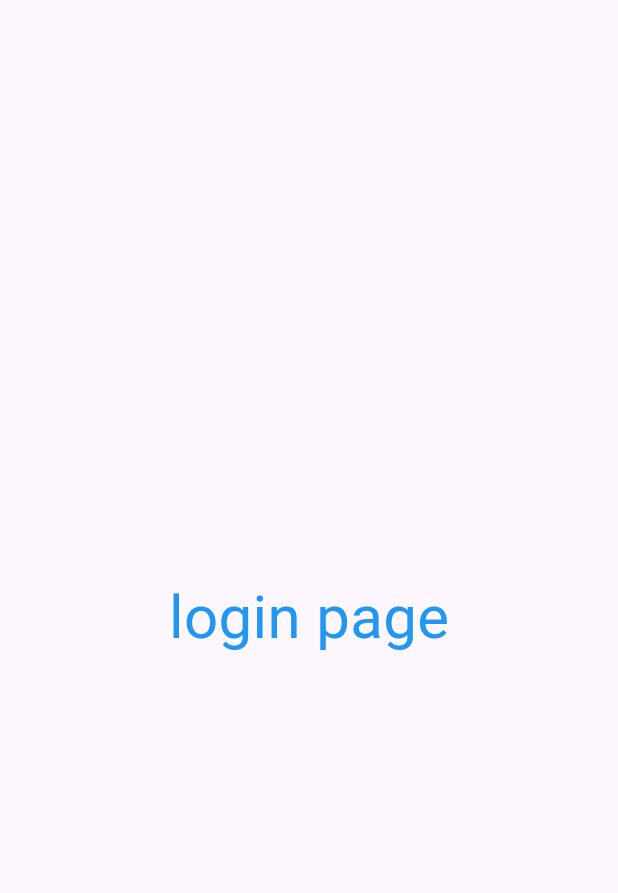
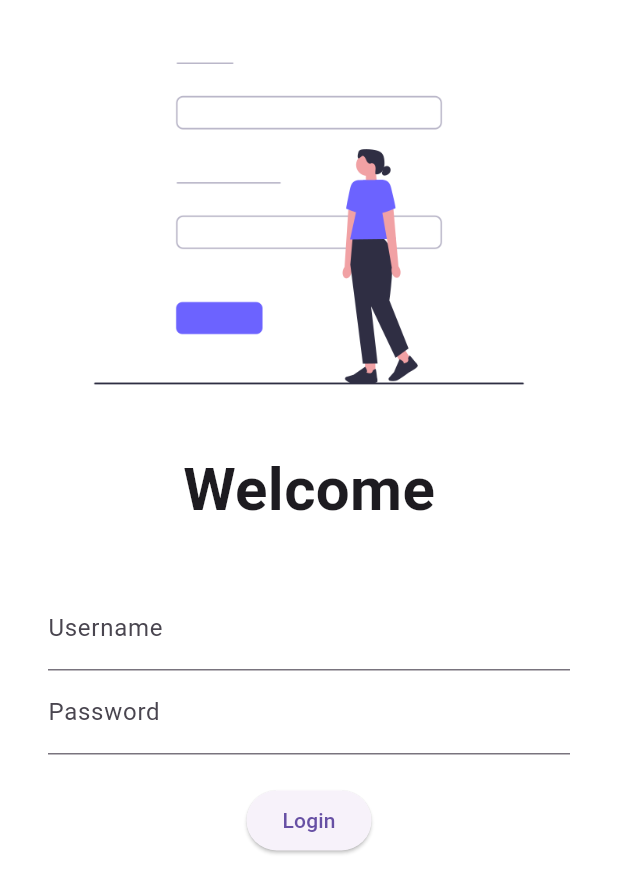
Before and after one commit to plakshay/Catalog-App, a Flutter app: the screen it shows after launch, on a phone screen of 412 x 824 dp. Shown: the top 893 px of the screen. Run offline on Flutter 3.47's test engine with Material 3 defaults, Android fonts, the phone set to English and light mode, and no system bars.

Commit message:
day 4 done

```diff
--- a/lib/main.dart
+++ b/lib/main.dart
@@ -16,7 +16,7 @@ class MyApp extends StatelessWidget {
         debugShowCheckedModeBanner: false,
         themeMode:ThemeMode.light ,
         theme: ThemeData(
-          primarySwatch: Colors.purple,
+          primarySwatch: Colors.deepPurple,
         ),
         darkTheme: ThemeData(
           brightness: Brightness.dark,
--- a/lib/screens/login_page.dart
+++ b/lib/screens/login_page.dart
@@ -6,14 +6,54 @@ class LoginPage extends StatelessWidget {
   @override
   Widget build(BuildContext context) {
     return Material(
-      child : Center(
-      child:Text("login page",
-      style: TextStyle(
-        fontSize: 40,
-        color: Colors.blue,
-      ),
-      ),
-      ),
+      color: Colors.white,
+      child : Column(
+        children: [
+          Image.asset("assets/images/login.png"),
+          Text(
+            "Welcome",
+            style: TextStyle(
+              fontSize: 40,
+              fontWeight: FontWeight.bold,
+            ),
+          ),
+          SizedBox(
+            height: 20 ,
+          ),
+          Padding(
+            padding: const EdgeInsets.symmetric(vertical:16.0, horizontal: 32.0),
+            child: Column(
+              children: [
+                TextFormField(
+                  decoration: InputDecoration(
+                    hintText: "Enter Username",
+                    labelText: "Username",
+                  ),
+                ),
+                TextFormField(
+                  obscureText: true,
+                  decoration: InputDecoration(
+                    hintText: "Enter Password",
+                    labelText: "Password",
+                  ),
+                ),
+                SizedBox(
+                  height: 20,
+                ),
+                ElevatedButton(
+                  // style: ButtonStyle(
+
+                  // ),
+                  onPressed: () {
+                    print("login button");
+                  },
+                child: Text("Login"),
+                )
+              ],
+            ),
+          ),
+        ],
+      )
     );
   }
 }
--- a/pubspec.yaml
+++ b/pubspec.yaml
@@ -59,9 +59,8 @@ flutter:
   uses-material-design: true
 
   # To add assets to your application, add an assets section, like this:
-  # assets:
-  #   - images/a_dot_burr.jpeg
-  #   - images/a_dot_ham.jpeg
+  assets:
+    - assets/images/
 
   # An image asset can refer to one or more resolution-specific "variants", see
   # https://flutter.dev/to/resolution-aware-images
```
Also changed, not shown: assets/images/login.png (added).
